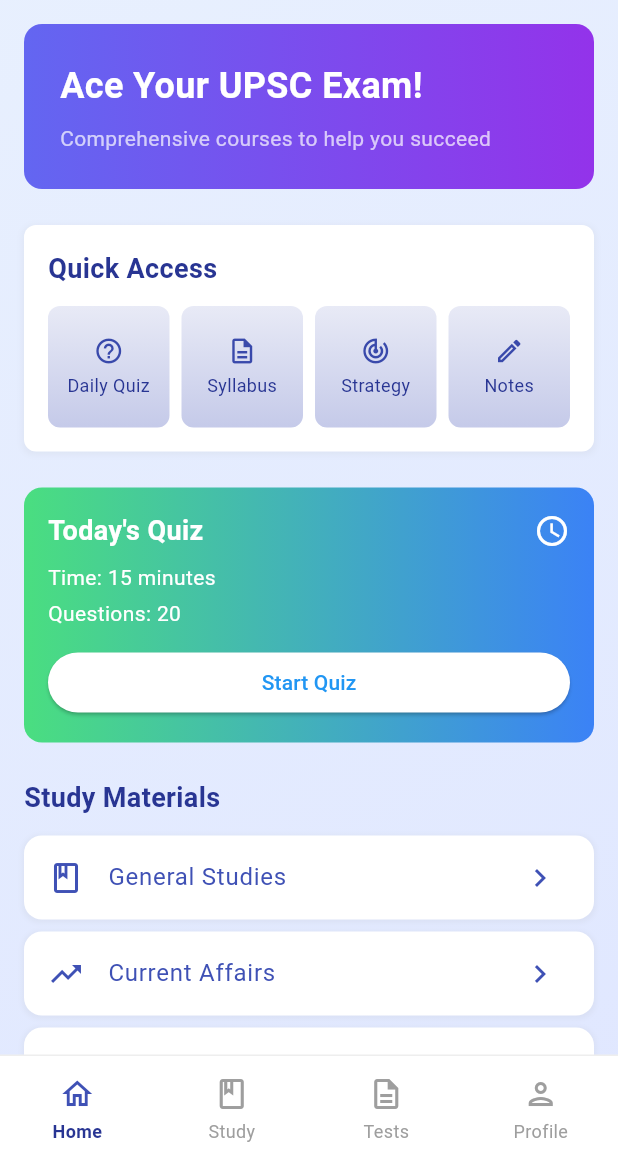
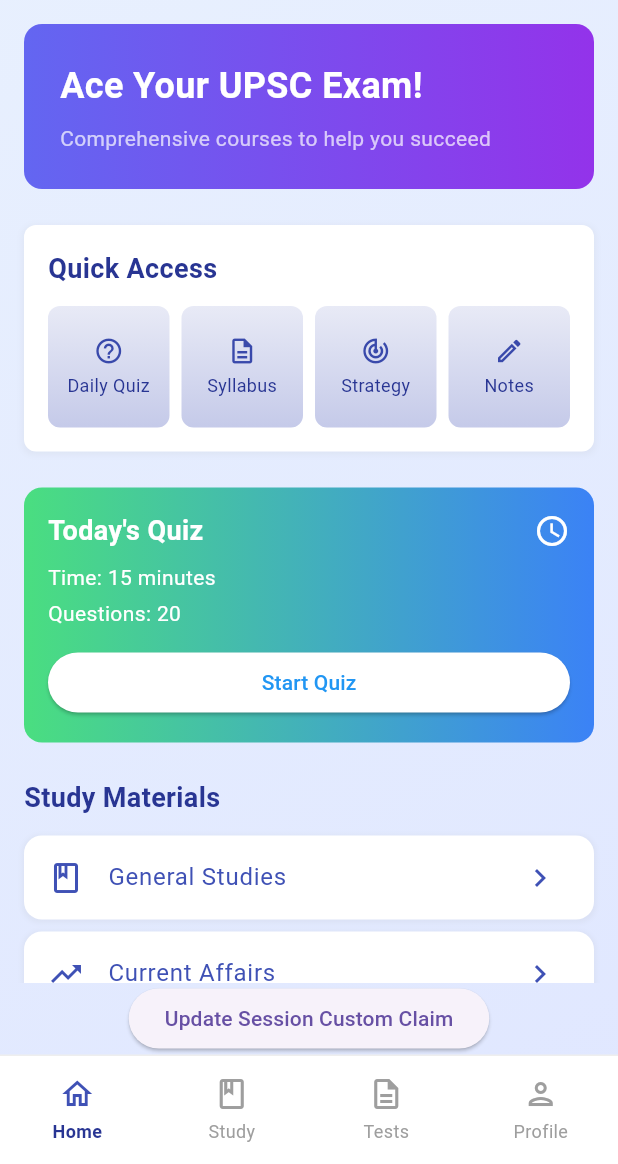
Before and after one commit to manishonc/xbook_main, a Flutter app: the HomeScreen screen opened by its route, on a phone screen of 412 x 824 dp, the part 72-1236 px from its top. Run offline on Flutter 3.47's test engine with Material 3 defaults, Android fonts, the phone set to English and light mode, and no system bars; our stand-ins replace supabase_flutter; accounts and stored records are empty; network calls fail.

```diff
--- a/lib/screens/home/home_screen.dart
+++ b/lib/screens/home/home_screen.dart
@@ -8,20 +8,35 @@
 import '../../widgets/bottom_navigation.dart';
 import '../../widgets/app_background.dart';
 import '../../widgets/secure_widget.dart';
+import '../../services/supabase_service.dart';
 
 class HomeScreen extends StatelessWidget {
   const HomeScreen({super.key});
 
+  Future<void> _updateSessionCustomClaim(BuildContext context) async {
+    try {
+      await supabaseService.updateSessionCustomClaim('ssc_gd');
+      ScaffoldMessenger.of(context).showSnackBar(
+        const SnackBar(
+            content: Text('Session custom claim updated successfully')),
+      );
+    } catch (e) {
+      ScaffoldMessenger.of(context).showSnackBar(
+        SnackBar(content: Text('Error updating session custom claim: $e')),
+      );
+    }
+  }
+
   @override
   Widget build(BuildContext context) {
-    return const SecureWidget(
+    return SecureWidget(
       child: Scaffold(
         body: SafeArea(
           child: AppBackground(
             child: Column(
               children: [
-                Header(),
-                Expanded(
+                const Header(),
+                const Expanded(
                   child: SingleChildScrollView(
                     child: Padding(
                       padding: EdgeInsets.all(16.0),
@@ -42,7 +57,11 @@
                     ),
                   ),
                 ),
-                BottomNavigation(currentRoute: '/home'), // Update this line
+                ElevatedButton(
+                  onPressed: () => _updateSessionCustomClaim(context),
+                  child: const Text('Update Session Custom Claim'),
+                ),
+                const BottomNavigation(currentRoute: '/home'),
               ],
             ),
           ),
--- a/lib/services/supabase_service.dart
+++ b/lib/services/supabase_service.dart
@@ -30,6 +30,17 @@
   Future<Session?> getSession() async {
     return _client.auth.currentSession;
   }
+
+  Future<void> updateSessionCustomClaim(String appDomain) async {
+    try {
+      await _client.rpc('update_session_custom_claim', params: {
+        'p_app_domain': appDomain,
+      });
+    } catch (e) {
+      print('Error updating session custom claim: $e');
+      rethrow;
+    }
+  }
 }
 
 final supabaseService = SupabaseService();
```
